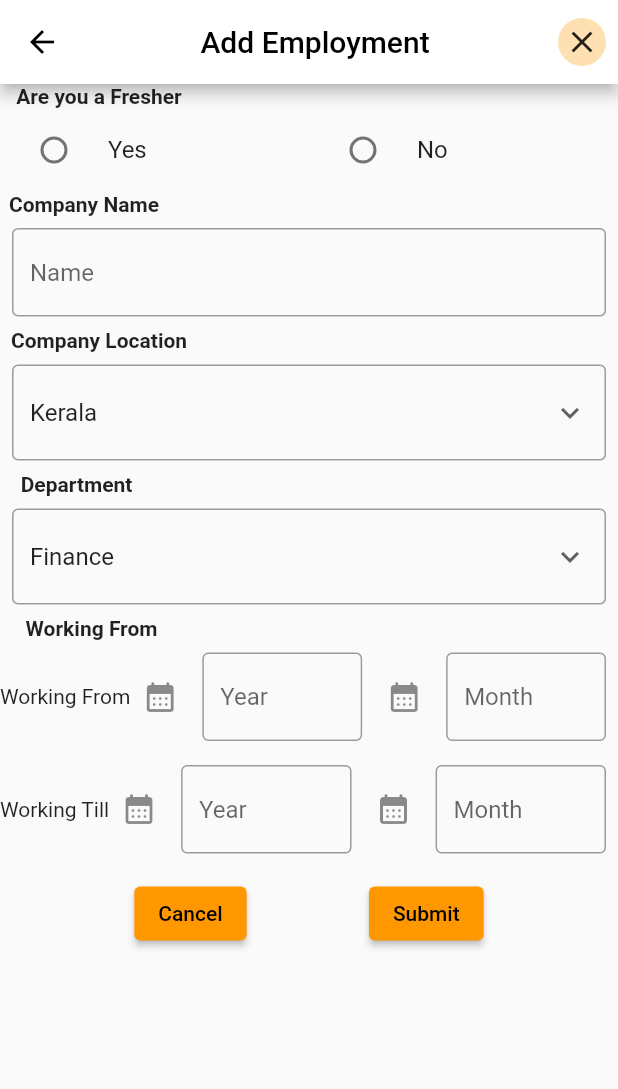
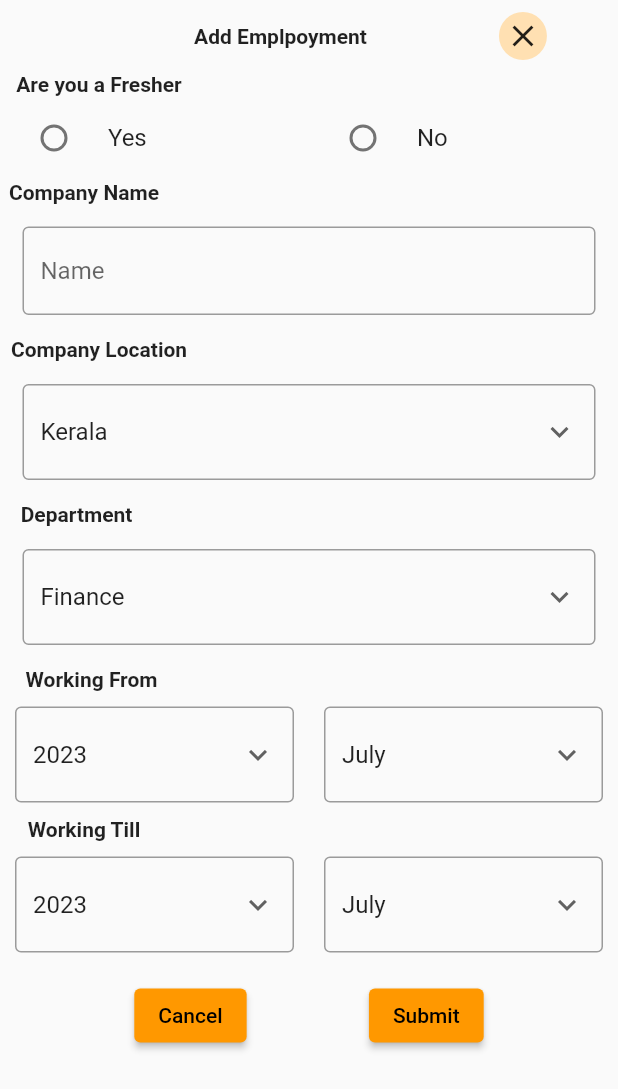
Before and after one commit to Nihala163/assignment-ui, a Flutter app: the AddEmploymentDetails screen opened directly, on a phone screen of 412 x 824 dp. Shown: the top 1089 px of the screen. Run offline on Flutter 3.47's test engine with Material 2 defaults, Android fonts, the phone set to English and light mode, and no system bars; our stand-ins replace dotted_border, file_picker, image_picker, shared_preferences; accounts and stored records are empty; statements that could not run were skipped.

Commit message:
new changes

```diff
--- a/lib/add_employment_deatails.dart
+++ b/lib/add_employment_deatails.dart
@@ -62,22 +62,85 @@ class _AddEmploymentDetailsState extends State<AddEmploymentDetails> {
     'Human resource',
     'Information technology'
   ];
+  String dropdownvalue2='2023';
+  var workYear=[
+    '1990',
+    '1991',
+    '1992',
+    '1993',
+    '1994',
+    '1995',
+    '1996',
+    '1997',
+    '1998',
+    '1999',
+    '2000',
+    '2001',
+    '2002',
+    '2003',
+    '2004',
+    '2005',
+    '2006',
+    '2007',
+    '2008',
+    '2009',
+    '2010',
+    '2011',
+    '2012',
+    '2013',
+    '2014',
+    '2015',
+    '2016',
+    '2017',
+    '2018',
+    '2019',
+    '2020',
+    '2021',
+    '2022',
+    '2023',
+    '2024',
+    '2025',
+    '2026',
+    '2027',
+    '2028',
+    '2029',
+    '2030'
+  ];
+  String dropdownvalue3='July';
+  var workMonth=[
+    'January',
+    'February',
+    'March',
+    'April',
+    'May',
+    'June',
+    'July',
+    'August',
+    'September',
+    'October',
+    'November',
+    'December'
+  ];
   @override
   Widget build(BuildContext context) {
     return Scaffold(
-        appBar: AppBar(
-            title: const Center(child: Text('Add Employment')),
-            foregroundColor: Colors.black,
-            backgroundColor:Colors.white,
-            actions: [
-              IconButton(onPressed: (){}, icon: const CircleAvatar(child: Icon(Icons.close)))
-            ]
-        ),
         body: Form(
           key:formkey ,
           child: SingleChildScrollView(
             child: Column(
               children: [
+                Row(mainAxisAlignment: MainAxisAlignment.center,
+                  children: [
+                    Padding(
+                      padding: const EdgeInsets.only(left: 90),
+                      child: Center(child: const Text('Add Emplpoyment',style: TextStyle(fontWeight:FontWeight.bold),)),
+                    ),
+                    Padding(
+                      padding: const EdgeInsets.only(left: 80),
+                      child: IconButton(onPressed: (){}, icon: const CircleAvatar(child: Icon(Icons.close))),
+                    )
+                  ],
+                ),
                 const Padding(
                   padding: EdgeInsets.only(right: 280),
                   child: Text('Are you a Fresher',style: TextStyle(fontWeight: FontWeight.bold),),
@@ -113,7 +176,7 @@ class _AddEmploymentDetailsState extends State<AddEmploymentDetails> {
                   child: Text('Company Name',style: TextStyle(fontWeight: FontWeight.bold),),
                 ),
                 Padding(
-                  padding: const EdgeInsets.all(8.0),
+                  padding: const EdgeInsets.all(15.0),
                   child: TextFormField(
                     controller: companyName,
                     decoration: const InputDecoration(
@@ -127,7 +190,7 @@ class _AddEmploymentDetailsState extends State<AddEmploymentDetails> {
                   child: Text('Company Location',style: TextStyle(fontWeight: FontWeight.bold),),
                 ),
                 Padding(
-                  padding: const EdgeInsets.all(8.0),
+                  padding: const EdgeInsets.all(15.0),
                   child: DropdownButtonFormField(
                       decoration: const InputDecoration(hintText:'Location',border: OutlineInputBorder()),
                       value: dropdownvalue,
@@ -149,7 +212,7 @@ class _AddEmploymentDetailsState extends State<AddEmploymentDetails> {
                   child: Text('Department',style: TextStyle(fontWeight: FontWeight.bold),),
                 ),
                 Padding(
-                  padding: const EdgeInsets.all(8.0),
+                  padding: const EdgeInsets.all(15.0),
                   child: DropdownButtonFormField(
                       decoration: const InputDecoration(hintText:'Department',border: OutlineInputBorder()),
                       value: dropdownvalue1,
@@ -172,83 +235,93 @@ class _AddEmploymentDetailsState extends State<AddEmploymentDetails> {
                   child: Text('Working From',style: TextStyle(fontWeight: FontWeight.bold),),
                 ),
       Row(
-        children: [const Text('Working From'),
+        children: [
             Flexible(
               child: Padding(
-                padding: const EdgeInsets.all(8.0),
-                child: TextFormField(
-                  controller: workYearFrom,
-                  decoration: const InputDecoration(
-                      border:OutlineInputBorder (),
-                      hintText: 'Year',
-                      icon: Icon(Icons.calendar_month_rounded)
-                  ),
-                  onTap: ()async {
-                    var date=await showDatePicker(
-                        context: context,
-                        initialDate: DateTime.now(),
-                        firstDate: DateTime(1990),
-                        lastDate: DateTime(240));
-                    if (date!=null){
-                      print(DateFormat('YY').format(date));
+                padding: const EdgeInsets.all(10.0),
+                child: DropdownButtonFormField(
+                    decoration: const InputDecoration(hintText:'Year',border: OutlineInputBorder()),
+                    value: dropdownvalue2,
+                    icon: const Icon(Icons.keyboard_arrow_down),
+                    items:workYear.map((String workYear){
+                      return DropdownMenuItem(
+                        value: workYear,
+                        child: Text(workYear),);
+                    }).toList(),
+                    onChanged:(String?newValue){
+                      setState(() {
+                        dropdownvalue2=newValue!;
+                      });
                     }
-                  },
-
                 ),
               ),
             ),
             Flexible(
               child: Padding(
-                padding: const EdgeInsets.all(8.0),
-                child: TextFormField(
-                  controller: workMonthFrom,
-                  decoration: const InputDecoration(border:OutlineInputBorder (),
-                      hintText: 'Month',
-                      icon: Icon(Icons.calendar_month_rounded)),
-                  onTap: ()async {
-                    var date=await showDatePicker(
-                        context: context,
-                        initialDate: DateTime.now(),
-                        firstDate: DateTime(01),
-                        lastDate: DateTime(31));
-                    if (date!=null){
-                      print(DateFormat('MM').format(date));
+                padding: const EdgeInsets.all(10.0),
+                child:  DropdownButtonFormField(
+                    decoration: const InputDecoration(hintText:'Month',border: OutlineInputBorder()),
+                    value: dropdownvalue3,
+                    icon: const Icon(Icons.keyboard_arrow_down),
+                    items:workMonth.map((String workMonth){
+                      return DropdownMenuItem(
+                        value: workMonth,
+                        child: Text(workMonth),);
+                    }).toList(),
+                    onChanged:(String?newValue){
+                      setState(() {
+                        dropdownvalue3=newValue!;
+                      });
                     }
-                  },
                 ),
               ),
             ),
         ],
       ),
+                const Padding(
+                  padding: EdgeInsets.only(right: 300),
+                  child: Text('Working Till',style: TextStyle(fontWeight: FontWeight.bold),),
+                ),
       Row(
-        children: [const Text('Working Till'),
+        children: [
             Flexible(
               child: Padding(
-                padding: const EdgeInsets.all(8.0),
-                child: TextFormField(
-                  controller: workYearTill,
-                  decoration: const InputDecoration(border:OutlineInputBorder (),hintText: 'Year',icon: Icon(Icons.calendar_month_rounded)),
-                  onTap: ()async {
-                    var date=await showDatePicker(context: context, initialDate: DateTime.now(), firstDate: DateTime(1990), lastDate: DateTime(2040));
-                    if (date!=null){
-                      print(DateFormat('YY').format(date));
+                padding: const EdgeInsets.all(10.0),
+                child: DropdownButtonFormField(
+                    decoration: const InputDecoration(hintText:'Year',border: OutlineInputBorder(),),
+                    borderRadius: BorderRadius.circular(30),
+                    value: dropdownvalue2,
+                    icon: const Icon(Icons.keyboard_arrow_down),
+                    items:workYear.map((String workYear){
+                      return DropdownMenuItem(
+                        value: workYear,
+                        child: Text(workYear),);
+                    }).toList(),
+                    onChanged:(String?newValue){
+                      setState(() {
+                        dropdownvalue2=newValue!;
+                      });
                     }
-                  },
                 ),
               ),
             ),
             Flexible(
               child: Padding(
-                padding: const EdgeInsets.all(8.0),
-                child: TextFormField(
-                  controller: workMonthTill,
-                  decoration: const InputDecoration(border:OutlineInputBorder (),hintText: 'Month',icon: Icon(Icons.calendar_month_rounded)),
-                  onTap: ()async {
-                    var date=await showDatePicker(context: context, initialDate: DateTime.now(), firstDate: DateTime(01), lastDate: DateTime(31));
-                    if (date!=null){
-                      print(DateFormat('MM').format(date));
+                padding: const EdgeInsets.all(10.0),
+                child:  DropdownButtonFormField(
+                    decoration: const InputDecoration(hintText:'Month',border: OutlineInputBorder()),
+                    value: dropdownvalue3,
+                    icon: const Icon(Icons.keyboard_arrow_down),
+                    items:workMonth.map((String workMonth){
+                      return DropdownMenuItem(
+                        value: workMonth,
+                        child: Text(workMonth),);
+                    }).toList(),
+                    onChanged:(String?newValue){
+                      setState(() {
+                        dropdownvalue3=newValue!;
+                      });
                     }
-                  },
                 ),
               ),
             ),
--- a/lib/main.dart
+++ b/lib/main.dart
@@ -7,6 +7,8 @@ import 'package:assignment_ui/home.dart';
 import 'package:assignment_ui/profile.dart';
 import 'package:assignment_ui/whishlist.dart';
 import 'package:flutter/material.dart';
+
+import 'list of add employment.dart';
 
 
 void main() {
@@ -33,7 +35,7 @@ class MyApp extends StatelessWidget {
         // is not restarted.
         primarySwatch: Colors.orange,
       ),
-      home:const Profile_view (),
+      home:const Home(),
     );
   }
 }
```
Also changed, not shown: lib/add_profile.dart (+177 -109 lines), lib/home.dart (+15 -15 lines), lib/list of add employment.dart (added, +25 -0 lines).
